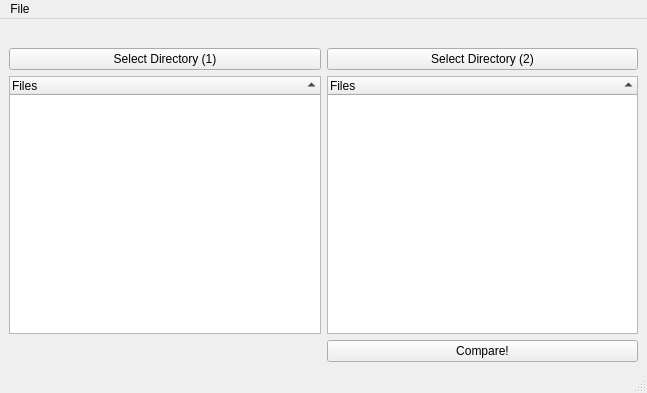
Old version of the form mainwindow.ui in the repository schdorm/filecleaner.
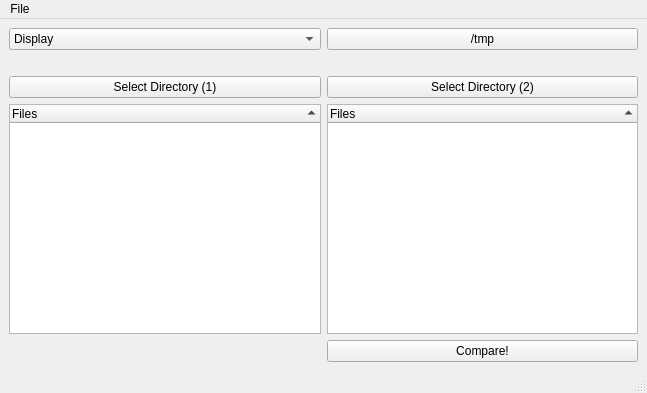
New version of the form.

```diff
--- a/mainwindow.ui
+++ b/mainwindow.ui
@@ -15,35 +15,35 @@
   </property>
   <widget class="QWidget" name="centralwidget">
    <layout class="QGridLayout" name="gridLayout">
-    <item row="0" column="0">
+    <item row="1" column="0">
      <widget class="QLabel" name="directoryLabel_1">
       <property name="text">
        <string/>
       </property>
      </widget>
     </item>
-    <item row="0" column="1">
+    <item row="1" column="1">
      <widget class="QLabel" name="directoryLabel_2">
       <property name="text">
        <string/>
       </property>
      </widget>
     </item>
-    <item row="1" column="0">
+    <item row="2" column="0">
      <widget class="QPushButton" name="selectDirectoryButton_1">
       <property name="text">
        <string>Select Directory (1)</string>
       </property>
      </widget>
     </item>
-    <item row="1" column="1">
+    <item row="2" column="1">
      <widget class="QPushButton" name="selectDirectoryButton_2">
       <property name="text">
        <string>Select Directory (2)</string>
       </property>
      </widget>
     </item>
-    <item row="2" column="0">
+    <item row="3" column="0">
      <widget class="QTreeWidget" name="treeWidget_1">
       <property name="selectionMode">
        <enum>QAbstractItemView::MultiSelection</enum>
@@ -58,28 +58,54 @@
       </column>
      </widget>
     </item>
-    <item row="2" column="1">
-     <widget class="QTreeWidget" name="treeWidget_2">
-      <property name="selectionMode">
-       <enum>QAbstractItemView::MultiSelection</enum>
-      </property>
-      <property name="sortingEnabled">
-       <bool>true</bool>
-      </property>
-      <column>
-       <property name="text">
-        <string notr="true">Files</string>
-       </property>
-      </column>
-     </widget>
-    </item>
     <item row="3" column="1">
+     <widget class="QTreeWidget" name="treeWidget_2">
+      <property name="selectionMode">
+       <enum>QAbstractItemView::MultiSelection</enum>
+      </property>
+      <property name="sortingEnabled">
+       <bool>true</bool>
+      </property>
+      <column>
+       <property name="text">
+        <string notr="true">Files</string>
+       </property>
+      </column>
+     </widget>
+    </item>
+    <item row="4" column="1">
      <widget class="QPushButton" name="compareButton">
       <property name="text">
        <string>Compare!</string>
       </property>
      </widget>
     </item>
+    <item row="0" column="0">
+     <widget class="QComboBox" name="actionComboBox">
+      <item>
+       <property name="text">
+        <string comment="dp">Display</string>
+       </property>
+      </item>
+      <item>
+       <property name="text">
+        <string comment="mv">Move to:</string>
+       </property>
+      </item>
+      <item>
+       <property name="text">
+        <string comment="rm">Remove</string>
+       </property>
+      </item>
+     </widget>
+    </item>
+    <item row="0" column="1">
+     <widget class="QPushButton" name="trashDirectoryButton">
+      <property name="text">
+       <string>/tmp</string>
+      </property>
+     </widget>
+    </item>
    </layout>
   </widget>
   <widget class="QMenuBar" name="menubar">
```
Left out of the diff: 2 changed lines with no effect on the pictures.
